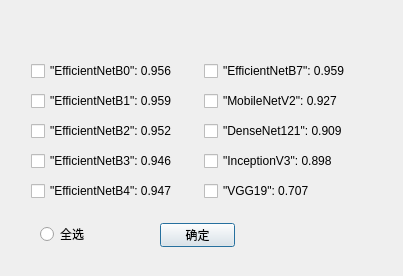
This is framelessDialog.ui in Rvioleck/FlowerClassification as Qt 5 draws it before an edit. The edited form follows.
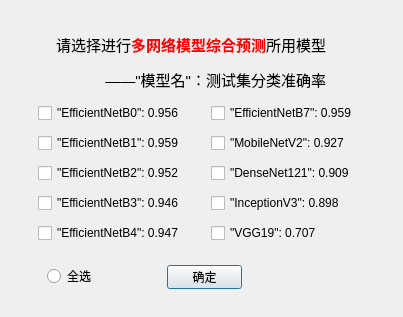
This is the edited form. Icons and pictures are not drawn.

```diff
--- a/framelessDialog.ui
+++ b/framelessDialog.ui
@@ -7,7 +7,7 @@
     <x>0</x>
     <y>0</y>
     <width>403</width>
-    <height>276</height>
+    <height>317</height>
    </rect>
   </property>
   <property name="windowTitle">
@@ -16,8 +16,8 @@
   <widget class="QPushButton" name="pushButton">
    <property name="geometry">
     <rect>
-     <x>160</x>
-     <y>223</y>
+     <x>167</x>
+     <y>265</y>
      <width>75</width>
      <height>24</height>
     </rect>
@@ -32,8 +32,8 @@
   <widget class="QRadioButton" name="radioButton">
    <property name="geometry">
     <rect>
-     <x>40</x>
-     <y>224</y>
+     <x>47</x>
+     <y>266</y>
      <width>95</width>
      <height>20</height>
     </rect>
@@ -48,8 +48,8 @@
   <widget class="QCheckBox" name="EfficientNetB0">
    <property name="geometry">
     <rect>
-     <x>31</x>
-     <y>61</y>
+     <x>38</x>
+     <y>103</y>
      <width>171</width>
      <height>20</height>
     </rect>
@@ -64,8 +64,8 @@
   <widget class="QCheckBox" name="VGG19">
    <property name="geometry">
     <rect>
-     <x>204</x>
-     <y>181</y>
+     <x>211</x>
+     <y>223</y>
      <width>171</width>
      <height>20</height>
     </rect>
@@ -80,8 +80,8 @@
   <widget class="QCheckBox" name="EfficientNetB1">
    <property name="geometry">
     <rect>
-     <x>31</x>
-     <y>91</y>
+     <x>38</x>
+     <y>133</y>
      <width>171</width>
      <height>20</height>
     </rect>
@@ -96,8 +96,8 @@
   <widget class="QCheckBox" name="MobileNetV2">
    <property name="geometry">
     <rect>
-     <x>204</x>
-     <y>91</y>
+     <x>211</x>
+     <y>133</y>
      <width>171</width>
      <height>20</height>
     </rect>
@@ -112,8 +112,8 @@
   <widget class="QCheckBox" name="EfficientNetB7">
    <property name="geometry">
     <rect>
-     <x>204</x>
-     <y>61</y>
+     <x>211</x>
+     <y>103</y>
      <width>171</width>
      <height>20</height>
     </rect>
@@ -128,8 +128,8 @@
   <widget class="QCheckBox" name="EfficientNetB3">
    <property name="geometry">
     <rect>
-     <x>31</x>
-     <y>151</y>
+     <x>38</x>
+     <y>193</y>
      <width>171</width>
      <height>20</height>
     </rect>
@@ -144,8 +144,8 @@
   <widget class="QCheckBox" name="DenseNet121">
    <property name="geometry">
     <rect>
-     <x>204</x>
-     <y>121</y>
+     <x>211</x>
+     <y>163</y>
      <width>171</width>
      <height>20</height>
     </rect>
@@ -160,8 +160,8 @@
   <widget class="QCheckBox" name="EfficientNetB2">
    <property name="geometry">
     <rect>
-     <x>31</x>
-     <y>121</y>
+     <x>38</x>
+     <y>163</y>
      <width>171</width>
      <height>20</height>
     </rect>
@@ -176,8 +176,8 @@
   <widget class="QCheckBox" name="EfficientNetB4">
    <property name="geometry">
     <rect>
-     <x>31</x>
-     <y>181</y>
+     <x>38</x>
+     <y>223</y>
      <width>171</width>
      <height>20</height>
     </rect>
@@ -192,8 +192,8 @@
   <widget class="QCheckBox" name="InceptionV3">
    <property name="geometry">
     <rect>
-     <x>204</x>
-     <y>151</y>
+     <x>211</x>
+     <y>193</y>
      <width>171</width>
      <height>20</height>
     </rect>
@@ -205,6 +205,47 @@
     <string>&quot;InceptionV3&quot;: 0.898</string>
    </property>
   </widget>
+  <widget class="QLabel" name="label">
+   <property name="geometry">
+    <rect>
+     <x>55</x>
+     <y>32</y>
+     <width>271</width>
+     <height>61</height>
+    </rect>
+   </property>
+   <property name="font">
+    <font>
+     <pointsize>11</pointsize>
+    </font>
+   </property>
+   <property name="text">
+    <string>&lt;html&gt;&lt;head/&gt;&lt;body&gt;&lt;p&gt;请选择进行&lt;span style=&quot; font-weight:700; color:#ff0000;&quot;&gt;多网络模型综合预测&lt;/span&gt;所用模型&lt;/p&gt;&lt;p&gt;——&amp;quot;模型名&amp;quot;：测试集分类准确率&lt;/p&gt;&lt;/body&gt;&lt;/html&gt;</string>
+   </property>
+   <property name="alignment">
+    <set>Qt::AlignRight|Qt::AlignTrailing|Qt::AlignVCenter</set>
+   </property>
+  </widget>
+  <widget class="QToolButton" name="toolButton">
+   <property name="geometry">
+    <rect>
+     <x>346</x>
+     <y>266</y>
+     <width>24</width>
+     <height>22</height>
+    </rect>
+   </property>
+   <property name="toolTip">
+    <string>&lt;html&gt;&lt;head/&gt;&lt;body&gt;&lt;p&gt;&lt;span style=&quot; font-weight:700; color:#ff0000;&quot;&gt;多网络模型综合预测&lt;/span&gt;&lt;/p&gt;&lt;p&gt;算法：&lt;/p&gt;&lt;p&gt;以&lt;span style=&quot; text-decoration: underline;&quot;&gt;测试集分类准确率&lt;/span&gt;为权重进行每个网络的单独分类，并且在每个网络模型的结束阶段显示当前的加权结果&lt;/p&gt;&lt;p&gt;原理：&lt;/p&gt;&lt;p&gt;由于每个模型均不能完全正确的识别所有的客观花朵图像，并且每个模型对花朵图像的抽象特征提取不尽相同，因此通过训练集分类加权的方式进行综合识别能够最大程度结合不同网络所训练的抽象特征，显著提升分类识别的准确率&lt;/p&gt;&lt;/body&gt;&lt;/html&gt;</string>
+   </property>
+   <property name="icon">
+    <iconset>
+     <normaloff>images/关于.png</normaloff>images/关于.png</iconset>
+   </property>
+   <property name="autoRaise">
+    <bool>true</bool>
+   </property>
+  </widget>
  </widget>
  <resources/>
  <connections/>
```
